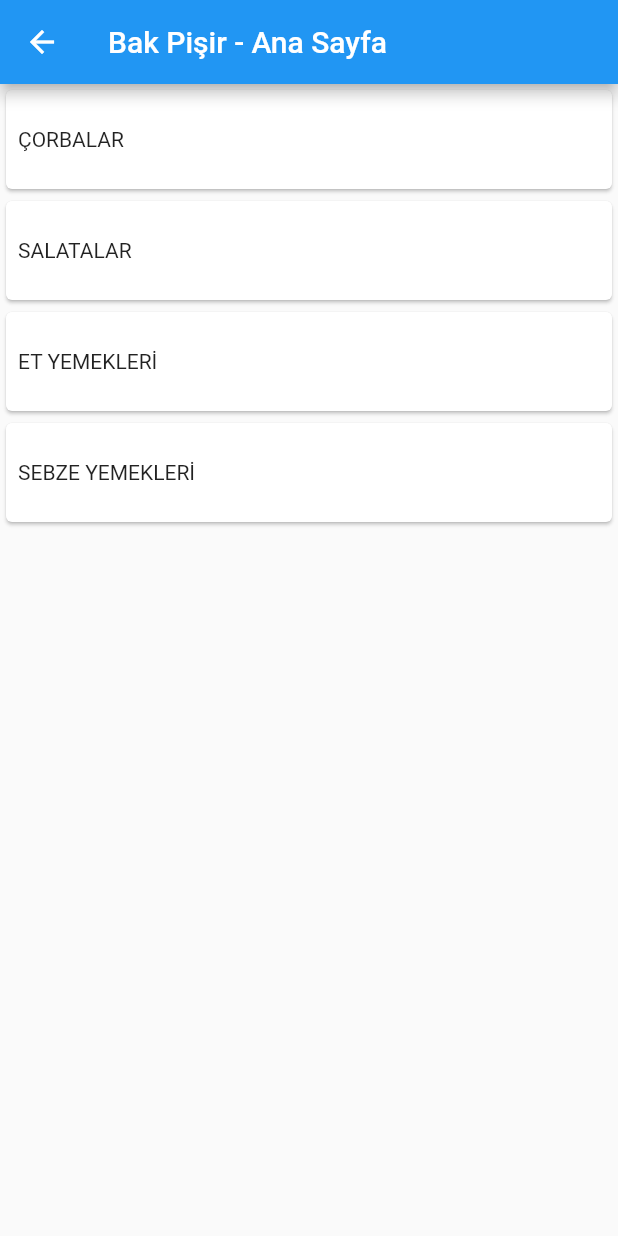
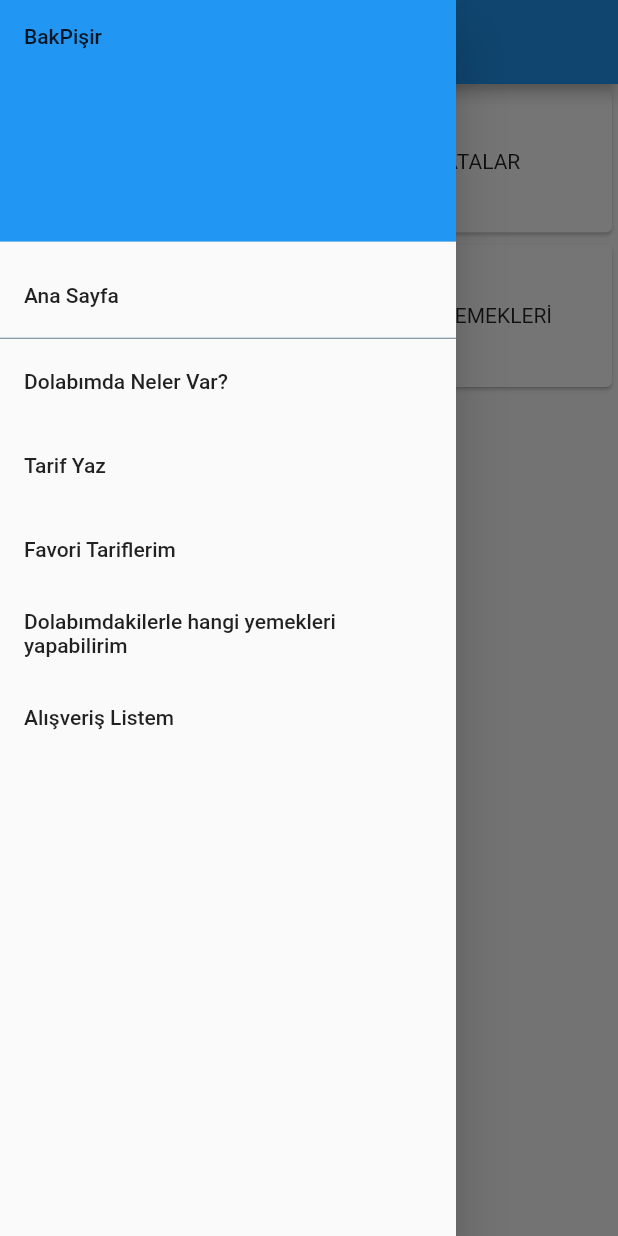
Before and after one commit to omeratici/bak_pisir, a Flutter app: the anaSAyfa screen opened directly, with the side drawer open (before the commit the screen has no drawer), on a phone screen of 412 x 824 dp. Run offline on Flutter 3.47's test engine with Material 2 defaults, Android fonts, the phone set to English and light mode, and no system bars; our stand-ins replace email_validator; missing offline and left inert: dart:ffi; network calls fail.

Commit message:
MyDrawer.dart sayfası yazıldı. Drawer mantığı değiştirildi. anaSayfa.dart'ta  Listview yapısından GridView yapısına geçildi.

```diff
--- /dev/null
+++ b/lib/Widgets/MyDrawer.dart
@@ -0,0 +1,75 @@
+
+import 'package:bak_pisir/anaSayfa.dart';
+import 'package:bak_pisir/tarifSayfasi.dart';
+import 'package:flutter/material.dart';
+
+import '../dolabim.dart';
+
+class MyDrawer extends StatefulWidget {
+  const MyDrawer({Key? key}) : super(key: key);
+
+  @override
+  State<MyDrawer> createState() => _MyDrawerState();
+}
+
+class _MyDrawerState extends State<MyDrawer> {
+  @override
+  Widget build(BuildContext context) {
+    return Drawer(
+      child: ListView(
+        padding: EdgeInsets.zero,
+        children: [
+          DrawerHeader(
+            child: Text("BakPişir"),
+            decoration: BoxDecoration(
+              color: Colors.blue,
+            ),
+          ),
+          ListTile(
+            title: Text("Ana Sayfa"),
+            onTap: (){
+              Navigator.push(context, MaterialPageRoute(builder: (context) => anaSAyfa()));
+            }
+
+          ),
+          Divider(
+            height: 1.0,
+            color:Colors.blueGrey,
+          ),
+          ListTile(
+            title: Text("Dolabımda Neler Var?"),
+            onTap: (){
+              Navigator.push(context, MaterialPageRoute(builder: (context) => dolabim()));
+            },
+          ),
+          ListTile(
+            title: Text("Tarif Yaz"),
+            onTap: (){
+              Navigator.push(context, MaterialPageRoute(builder: (context) => tarifSayfasi()));
+            },
+          ),
+          ListTile(
+            title: Text("Favori Tariflerim"),
+            onTap: (){
+              Navigator.pop(context);
+            },
+          ),
+          ListTile(
+            title: Text("Dolabımdakilerle hangi yemekleri yapabilirim"),
+            onTap: (){
+
+              Navigator.pop(context);
+            },
+          ),
+          ListTile(
+            title: Text("Alışveriş Listem"),
+            onTap: (){
+              Navigator.pop(context);
+            },
+          ),
+
+        ],
+      ),
+    );
+  }
+}
--- a/lib/anaSayfa.dart
+++ b/lib/anaSayfa.dart
@@ -1,3 +1,4 @@
+import 'package:bak_pisir/Widgets/MyDrawer.dart';
 import 'package:bak_pisir/urunListe.dart';
 import 'package:flutter/material.dart';
 
@@ -15,33 +16,28 @@ class _anaSAyfaState extends State<anaSAyfa> {
   @override
   Widget build(BuildContext context) {
     return Scaffold(
-      key:scaffoldKey,
       appBar: AppBar(
         title: Text("Bak Pişir - Ana Sayfa"),
       ),
-      body:  ListView.builder(
+      drawer: MyDrawer(),
+      key:scaffoldKey,
+
+      body:  GridView.builder(
+          gridDelegate: SliverGridDelegateWithFixedCrossAxisCount(
+              crossAxisCount: 2,
+              childAspectRatio: 2/1),
           itemCount: yemekler.length,
           itemBuilder: (context,index){
-          return GestureDetector(
-            onTap: (){
-              Navigator.push(context, MaterialPageRoute(builder: (context) => urunListe()));
-            },
-            child: Card(
-              child: Padding(
-                padding: const EdgeInsets.all(8.0),
-                child: SizedBox(
-                  height: 50,
+            return Card(
               child: Row(
+                mainAxisAlignment: MainAxisAlignment.center,
                 children: [
-                      Text(yemekler[index]),
+                  Text(yemekler[index])
                 ],
               ),
-                ),
-              ),
-            ),
             );
+          }
 
-        }
       ),
 
     );
--- a/lib/dolabim.dart
+++ b/lib/dolabim.dart
@@ -1,5 +1,7 @@
 import 'package:bak_pisir/tarifSayfasi.dart';
 import 'package:flutter/material.dart';
+
+import 'Widgets/MyDrawer.dart';
 
 class dolabim extends StatefulWidget {
   const dolabim({Key? key}) : super(key: key);
@@ -38,10 +40,12 @@ class _dolabimState extends State<dolabim> {
     final double ekranYuksekligi = ekranBilgisi.size.height;
     final double ekranGenisligi = ekranBilgisi.size.width;
     return Scaffold(
-      key:scaffoldKey,
       appBar: AppBar(
         title: Text("Bak Pişir - Dolabım"),
       ),
+      drawer: MyDrawer(),
+      key:scaffoldKey,
+
       body: Column(
         children: [
           Center(
```
Also changed, not shown: lib/tarifSayfasi.dart (+7 -3 lines), lib/urunListe.dart (+7 -3 lines). Lines whose indentation alone changed are shown as unchanged.
